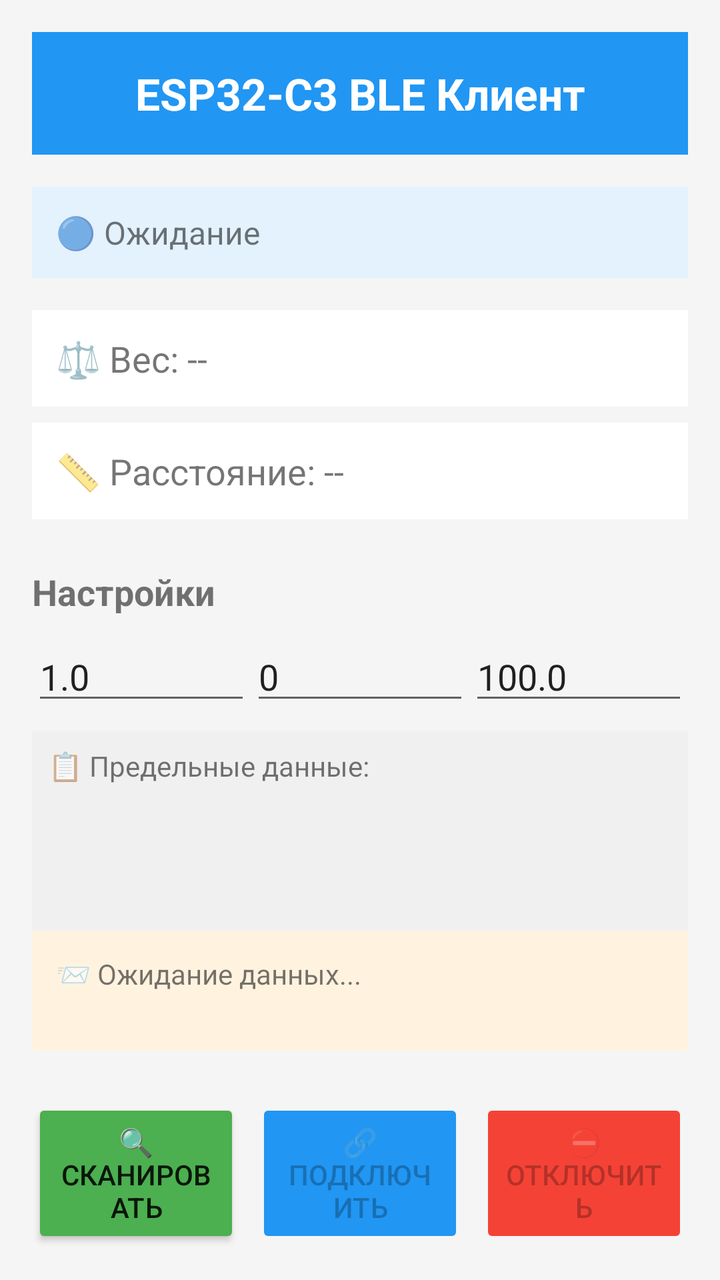
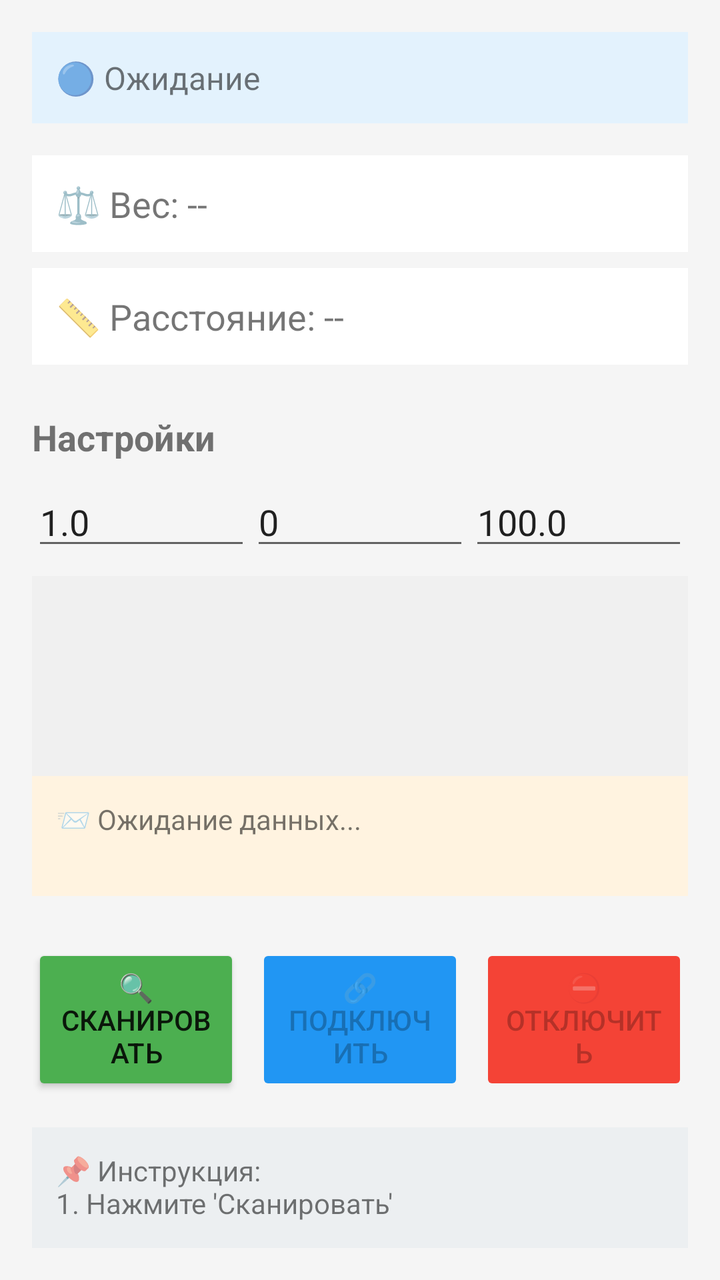

Before-and-after screenshots of an Android layout around one commit, followed by the original layout XML and the change that was made.
<!-- AndroidManifest.xml: application theme Theme.AppCompat.Light -->
<!-- res/layout/activity_main.xml -->
<?xml version="1.0" encoding="utf-8"?>
<LinearLayout xmlns:android="http://schemas.android.com/apk/res/android"
    xmlns:app="http://schemas.android.com/apk/res-auto"
    android:layout_width="match_parent"
    android:layout_height="match_parent"
    android:orientation="vertical"
    android:padding="16dp"
    android:background="#F5F5F5">

    
    <TextView
        android:layout_width="match_parent"
        android:layout_height="wrap_content"
        android:text="ESP32-C3 BLE Клиент"
        android:textSize="22sp"
        android:textStyle="bold"
        android:gravity="center"
        android:padding="16dp"
        android:background="#2196F3"
        android:textColor="#FFFFFF"
        android:layout_marginBottom="16dp" />

    
    <TextView
        android:id="@+id/tvStatus"
        android:layout_width="match_parent"
        android:layout_height="wrap_content"
        android:text="🔵 Ожидание"
        android:textSize="16sp"
        android:padding="12dp"
        android:background="#E3F2FD"
        android:layout_marginBottom="16dp" />

    
    <TextView
        android:id="@+id/tvWeight"
        android:layout_width="match_parent"
        android:layout_height="wrap_content"
        android:text="⚖️ Вес: --"
        android:textSize="18sp"
        android:padding="12dp"
        android:background="#FFFFFF"
        android:layout_marginBottom="8dp" />

    <TextView
        android:id="@+id/tvDistance"
        android:layout_width="match_parent"
        android:layout_height="wrap_content"
        android:text="📏 Расстояние: --"
        android:textSize="18sp"
        android:padding="12dp"
        android:background="#FFFFFF"
        android:layout_marginBottom="8dp" />
    
    <TextView
        android:layout_width="wrap_content"
        android:layout_height="wrap_content"
        android:text="Настройки"
        android:textSize="18sp"
        android:textStyle="bold"
        android:layout_marginTop="16dp"/>

    <LinearLayout
        android:layout_width="match_parent"
        android:layout_height="wrap_content"
        android:orientation="horizontal"
        android:layout_marginTop="8dp">

        <EditText
            android:id="@+id/etWeightCf"
            android:layout_width="0dp"
            android:layout_height="wrap_content"
            android:layout_weight="1"
            android:hint="Коэф. веса"
            android:inputType="numberDecimal"
            android:maxLines="1"
            android:text="1.0" />

        <EditText
            android:id="@+id/etDistanceAdd"
            android:layout_width="0dp"
            android:layout_height="wrap_content"
            android:layout_weight="1"
            android:hint="Коррекция расст."
            android:inputType="number"
            android:maxLines="1"
            android:text="0" />

        <EditText
            android:id="@+id/etWeightLimit"
            android:layout_width="0dp"
            android:layout_height="wrap_content"
            android:layout_weight="1"
            android:hint="Предел веса"
            android:inputType="numberDecimal"
            android:maxLines="1"
            android:text="100.0" />

    </LinearLayout>

    
    <TextView
        android:id="@+id/tvLimitData"
        android:layout_width="match_parent"
        android:layout_height="wrap_content"
        android:minHeight="100dp"
        android:padding="8dp"
        android:text="📋 Предельные данные:"
        android:textSize="14sp"
        android:background="#f0f0f0"
        android:layout_marginTop="8dp" />

    
    <TextView
        android:id="@+id/tvRawData"
        android:layout_width="match_parent"
        android:layout_height="wrap_content"
        android:text="📨 Ожидание данных..."
        android:textSize="14sp"
        android:padding="12dp"
        android:background="#FFF3E0"
        android:layout_marginBottom="16dp"
        android:minHeight="60dp" />

    
    <LinearLayout
        android:layout_width="match_parent"
        android:layout_height="wrap_content"
        android:orientation="horizontal"
        android:weightSum="3"
        android:layout_marginTop="8dp">

        <Button
            android:id="@+id/btnScan"
            android:layout_width="0dp"
            android:layout_height="wrap_content"
            android:layout_weight="1"
            android:text="🔍 Сканировать"
            android:padding="12dp"
            android:layout_marginEnd="8dp"
            android:backgroundTint="#4CAF50" />

        <Button
            android:id="@+id/btnConnect"
            android:layout_width="0dp"
            android:layout_height="wrap_content"
            android:layout_weight="1"
            android:text="🔗 Подключить"
            android:padding="12dp"
            android:enabled="false"
            android:layout_marginEnd="8dp"
            android:backgroundTint="#2196F3" />

        <Button
            android:id="@+id/btnDisconnect"
            android:layout_width="0dp"
            android:layout_height="wrap_content"
            android:layout_weight="1"
            android:text="⛔ Отключить"
            android:padding="12dp"
            android:enabled="false"
            android:backgroundTint="#F44336" />
    </LinearLayout>

    
    <TextView
        android:layout_width="match_parent"
        android:layout_height="wrap_content"
        android:text="📌 Инструкция:\n1. Нажмите 'Сканировать'\n2. Выберите устройство 'Measuring PSS'\n3. Нажмите 'Подключить'\n4. Данные появятся автоматически"
        android:textSize="14sp"
        android:padding="12dp"
        android:background="#ECEFF1"
        android:layout_marginTop="16dp" />

</LinearLayout>
<!-- resources referenced by this layout -->
<resources>

</resources>

<!-- the commit's change to res/layout/activity_main.xml (unified diff, before → after) -->
@@ -6,19 +6,6 @@
     android:orientation="vertical"
     android:padding="16dp"
     android:background="#F5F5F5">
-
-    
-    <TextView
-        android:layout_width="match_parent"
-        android:layout_height="wrap_content"
-        android:text="ESP32-C3 BLE Клиент"
-        android:textSize="22sp"
-        android:textStyle="bold"
-        android:gravity="center"
-        android:padding="16dp"
-        android:background="#2196F3"
-        android:textColor="#FFFFFF"
-        android:layout_marginBottom="16dp" />
 
     
     <TextView
@@ -72,7 +59,7 @@
             android:layout_height="wrap_content"
             android:layout_weight="1"
             android:hint="Коэф. веса"
-            android:inputType="numberDecimal"
+            android:inputType="numberSigned|numberDecimal"
             android:maxLines="1"
             android:text="1.0" />
 
@@ -103,12 +90,11 @@
         android:id="@+id/tvLimitData"
         android:layout_width="match_parent"
         android:layout_height="wrap_content"
+        android:layout_marginTop="8dp"
+        android:background="#f0f0f0"
         android:minHeight="100dp"
         android:padding="8dp"
-        android:text="📋 Предельные данные:"
-        android:textSize="14sp"
-        android:background="#f0f0f0"
-        android:layout_marginTop="8dp" />
+        android:textSize="14sp" />
 
     
     <TextView
